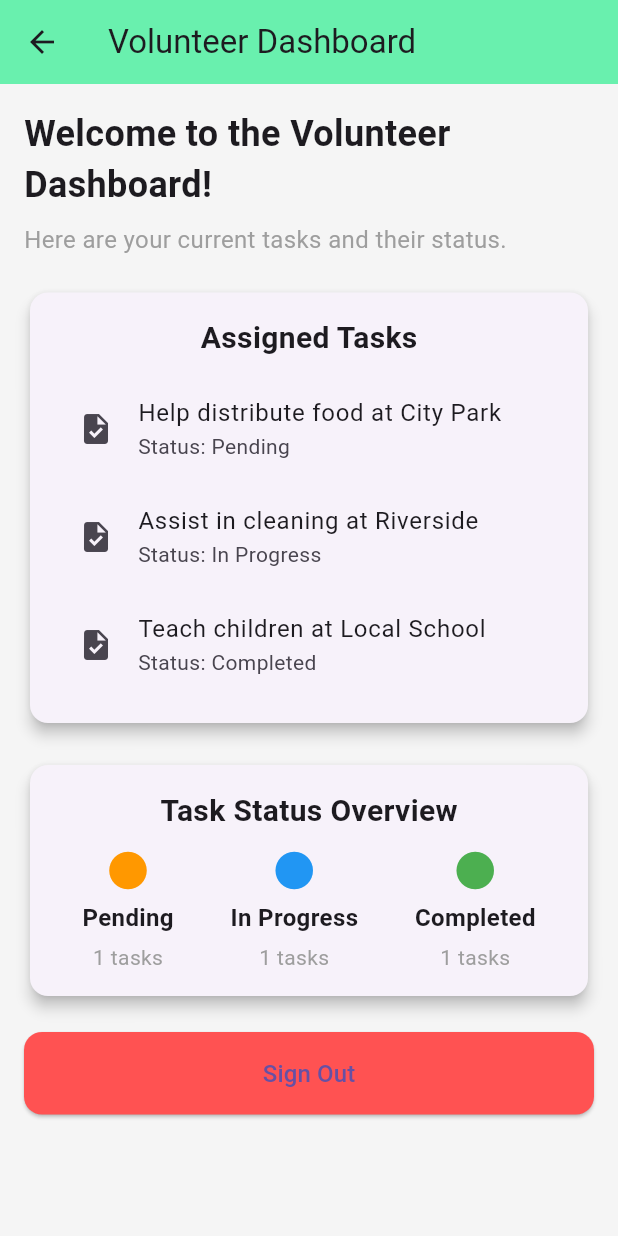
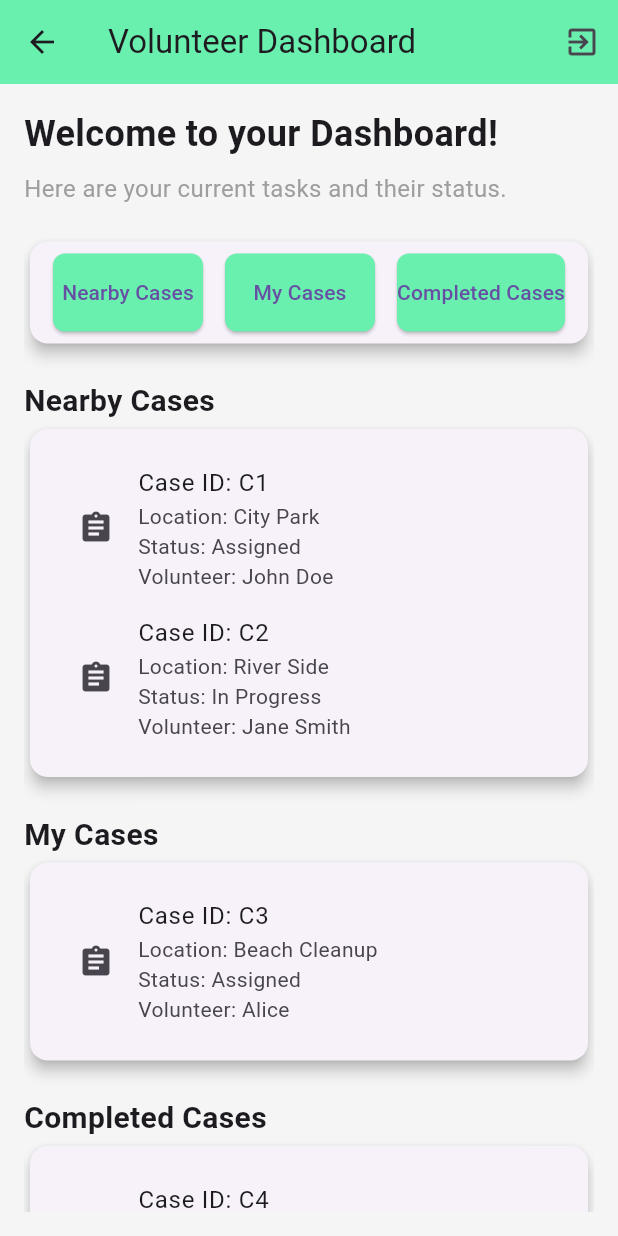
Before and after one commit to MathurakshiMahendrarajah/HelpNow-MobileApp, a Flutter app: the VolunteerDashboard screen opened directly, on a phone screen of 412 x 824 dp. Run offline on Flutter 3.47's test engine with Material 3 defaults, Android fonts, the phone set to English and light mode, and no system bars; our stand-ins replace geolocator, image_picker, permission_handler.

Commit message:
dashboard updated

```diff
--- a/lib/screens/volunteer/volunteer_dashboard_screen.dart
+++ b/lib/screens/volunteer/volunteer_dashboard_screen.dart
@@ -2,10 +2,37 @@ import 'package:flutter/material.dart';
 
 class VolunteerDashboard extends StatelessWidget {
   // Sample data for tasks (this could be dynamic in a real app)
-  final List<Map<String, String>> tasks = [
-    {"task": "Help distribute food at City Park", "status": "Pending"},
-    {"task": "Assist in cleaning at Riverside", "status": "In Progress"},
-    {"task": "Teach children at Local School", "status": "Completed"},
+  final List<Map<String, String>> nearbyCases = [
+    {
+      "caseId": "C1",
+      "location": "City Park",
+      "status": "Assigned",
+      "volunteer": "John Doe",
+    },
+    {
+      "caseId": "C2",
+      "location": "River Side",
+      "status": "In Progress",
+      "volunteer": "Jane Smith",
+    },
+  ];
+
+  final List<Map<String, String>> myCases = [
+    {
+      "caseId": "C3",
+      "location": "Beach Cleanup",
+      "status": "Assigned",
+      "volunteer": "Alice",
+    },
+  ];
+
+  final List<Map<String, String>> completedCases = [
+    {
+      "caseId": "C4",
+      "location": "School Help",
+      "status": "Completed",
+      "volunteer": "Bob",
+    },
   ];
 
   @override
@@ -14,41 +41,93 @@ class VolunteerDashboard extends StatelessWidget {
       appBar: AppBar(
         title: const Text('Volunteer Dashboard'),
         backgroundColor: Colors.greenAccent,
+        actions: [
+          IconButton(
+            icon: const Icon(Icons.exit_to_app),
+            onPressed: () {
+              // Logic to sign out the volunteer
+              Navigator.pop(context); // Navigate back to the login screen
+            },
+          ),
+        ],
       ),
       body: Padding(
         padding: const EdgeInsets.all(16.0),
-        child: Column(
+        child: ListView(
           children: [
             // Welcome message
             _buildWelcomeMessage(),
 
             const SizedBox(height: 20),
 
-            // Assigned Tasks Section
-            _buildAssignedTasks(),
+            // Menu Bar (Navigation)
+            _buildMenuBar(context),
 
             const SizedBox(height: 20),
 
-            // Status Section
-            _buildTaskStatus(),
+            // Nearby Cases Section
+            _buildSectionTitle('Nearby Cases'),
+            _buildCaseList(nearbyCases),
 
             const SizedBox(height: 20),
 
-            // Sign Out Button
-            _buildSignOutButton(context),
+            // My Cases Section
+            _buildSectionTitle('My Cases'),
+            _buildCaseList(myCases),
+
+            const SizedBox(height: 20),
+
+            // Completed Cases Section
+            _buildSectionTitle('Completed Cases'),
+            _buildCaseList(completedCases),
           ],
         ),
       ),
     );
   }
 
-  // Welcome message widget
+  // Widget to build the section title
+  Widget _buildSectionTitle(String title) {
+    return Text(
+      title,
+      style: const TextStyle(fontSize: 20, fontWeight: FontWeight.bold),
+    );
+  }
+
+  // Widget to build the case list (dummy data)
+  Widget _buildCaseList(List<Map<String, String>> caseList) {
+    return Card(
+      elevation: 4,
+      shape: RoundedRectangleBorder(borderRadius: BorderRadius.circular(12)),
+      child: Padding(
+        padding: const EdgeInsets.all(16.0),
+        child: Column(
+          children: [
+            ...caseList.map((caseItem) {
+              return ListTile(
+                title: Text('Case ID: ${caseItem["caseId"]}'),
+                subtitle: Text(
+                  'Location: ${caseItem["location"]}\nStatus: ${caseItem["status"]}\nVolunteer: ${caseItem["volunteer"]}',
+                ),
+                leading: const Icon(Icons.assignment),
+                onTap: () {
+                  // Logic for selecting and viewing the case details
+                },
+              );
+            }).toList(),
+          ],
+        ),
+      ),
+    );
+  }
+
+  // Widget to build the welcome message
   Widget _buildWelcomeMessage() {
     return Column(
       crossAxisAlignment: CrossAxisAlignment.start,
       children: const [
         Text(
-          'Welcome to the Volunteer Dashboard!',
+          'Welcome to your Dashboard!',
           style: TextStyle(fontSize: 24, fontWeight: FontWeight.bold),
         ),
         SizedBox(height: 8),
@@ -60,94 +139,45 @@ class VolunteerDashboard extends StatelessWidget {
     );
   }
 
-  // Assigned tasks widget
-  Widget _buildAssignedTasks() {
+  // Menu Bar (Navigation Bar)
+  Widget _buildMenuBar(BuildContext context) {
     return Card(
       elevation: 4,
       shape: RoundedRectangleBorder(borderRadius: BorderRadius.circular(12)),
       child: Padding(
-        padding: const EdgeInsets.all(16.0),
-        child: Column(
+        padding: const EdgeInsets.all(8.0),
+        child: Row(
+          mainAxisAlignment: MainAxisAlignment.spaceAround,
           children: [
-            const Text(
-              'Assigned Tasks',
-              style: TextStyle(fontSize: 20, fontWeight: FontWeight.bold),
-            ),
-            const SizedBox(height: 10),
-            ...tasks.map((task) {
-              return ListTile(
-                title: Text(task["task"] ?? ""),
-                subtitle: Text('Status: ${task["status"] ?? "Unknown"}'),
-                leading: Icon(Icons.task),
-              );
-            }).toList(),
+            _buildMenuButton(context, 'Nearby Cases', () {
+              // Logic to navigate to Nearby Cases section
+            }),
+            _buildMenuButton(context, 'My Cases', () {
+              // Logic to navigate to My Cases section
+            }),
+            _buildMenuButton(context, 'Completed Cases', () {
+              // Logic to navigate to Completed Cases section
+            }),
           ],
         ),
       ),
     );
   }
 
-  // Task status widget
-  Widget _buildTaskStatus() {
-    return Card(
-      elevation: 4,
-      shape: RoundedRectangleBorder(borderRadius: BorderRadius.circular(12)),
-      child: Padding(
-        padding: const EdgeInsets.all(16.0),
-        child: Column(
-          children: [
-            const Text(
-              'Task Status Overview',
-              style: TextStyle(fontSize: 20, fontWeight: FontWeight.bold),
-            ),
-            const SizedBox(height: 10),
-            Row(
-              mainAxisAlignment: MainAxisAlignment.spaceAround,
-              children: [
-                _buildStatusColumn('Pending', Colors.orange),
-                _buildStatusColumn('In Progress', Colors.blue),
-                _buildStatusColumn('Completed', Colors.green),
-              ],
-            ),
-          ],
-        ),
+  // Widget to build each menu button
+  Widget _buildMenuButton(
+    BuildContext context,
+    String label,
+    VoidCallback onTap,
+  ) {
+    return ElevatedButton(
+      onPressed: onTap,
+      style: ElevatedButton.styleFrom(
+        backgroundColor: Colors.greenAccent,
+        minimumSize: const Size(100, 48),
+        shape: RoundedRectangleBorder(borderRadius: BorderRadius.circular(8)),
       ),
-    );
-  }
-
-  // Helper method to build status columns
-  Widget _buildStatusColumn(String status, Color color) {
-    int count = tasks.where((task) => task["status"] == status).length;
-    return Column(
-      children: [
-        Icon(Icons.circle, color: color, size: 30),
-        const SizedBox(height: 5),
-        Text(
-          '$status',
-          style: TextStyle(fontSize: 16, fontWeight: FontWeight.bold),
-        ),
-        const SizedBox(height: 5),
-        Text('$count tasks', style: TextStyle(color: Colors.grey)),
-      ],
-    );
-  }
-
-  // Sign out button widget
-  Widget _buildSignOutButton(BuildContext context) {
-    return ElevatedButton(
-      onPressed: () {
-        // Logic for logging out (You may want to clear tokens or user data here)
-        Navigator.pop(
-          context,
-        ); // Navigate back to the login screen (or RoleSelectionScreen)
-      },
-      style: ElevatedButton.styleFrom(
-        backgroundColor:
-            Colors.redAccent, // Use 'backgroundColor' instead of 'primary'
-        minimumSize: Size(double.infinity, 48),
-        shape: RoundedRectangleBorder(borderRadius: BorderRadius.circular(12)),
-      ),
-      child: const Text('Sign Out', style: TextStyle(fontSize: 16)),
+      child: Text(label),
     );
   }
 }
```
